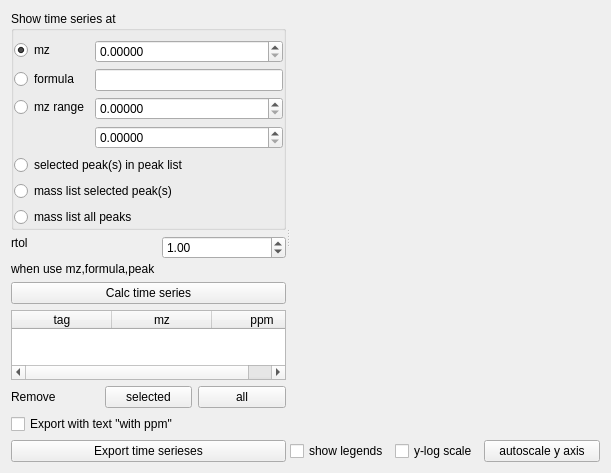
Old version of the form Orbitool/UI/Timeserieses.ui in the repository l460289052/Orbitool.
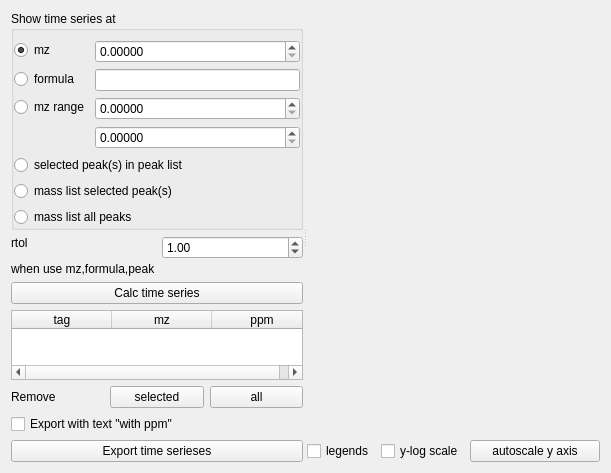
New version of the form.

Diff of the .ui file:
```diff
--- a/Orbitool/UI/Timeserieses.ui
+++ b/Orbitool/UI/Timeserieses.ui
@@ -343,7 +343,7 @@
             </sizepolicy>
            </property>
            <property name="text">
-            <string>show legends</string>
+            <string>legends</string>
            </property>
           </widget>
          </item>
```
Left out of the diff: 6 changed lines with no effect on the pictures.
